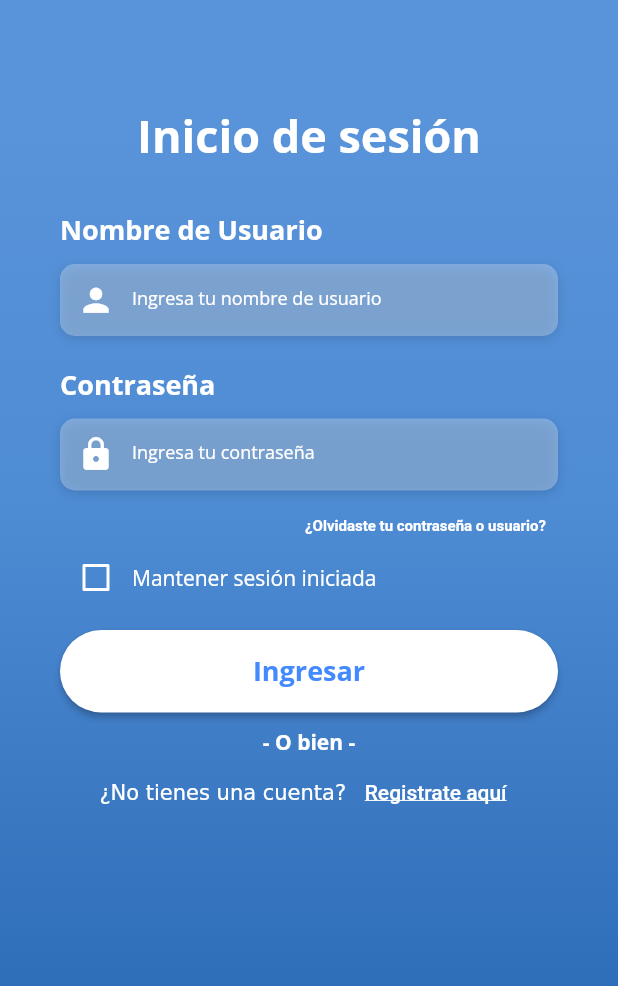
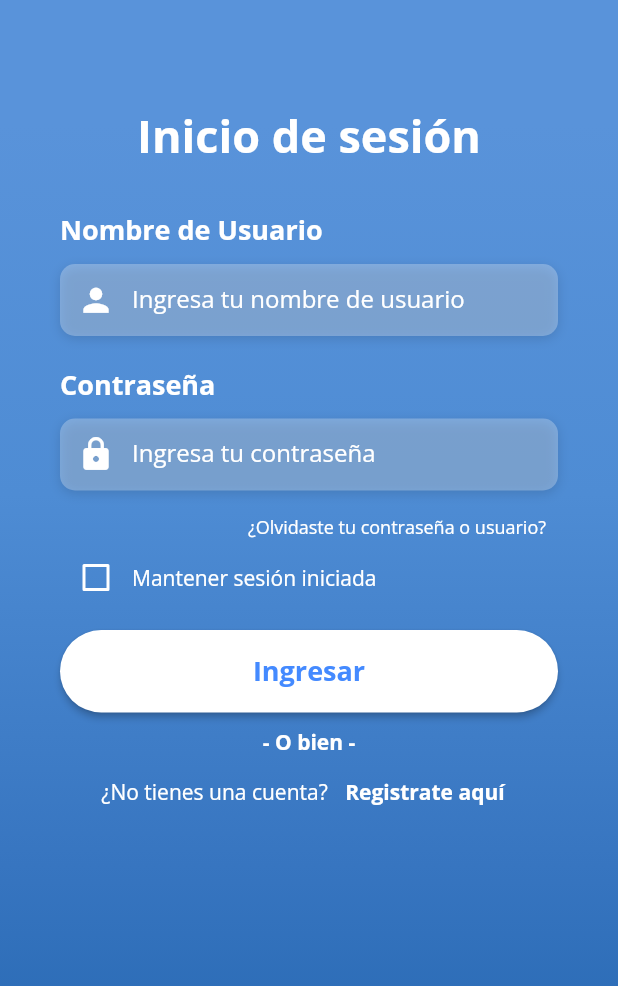
Before and after one commit to Camilo-116/gammApp, a Flutter app: the screen it shows after launch, on a phone screen of 412 x 824 dp. Shown: the top 986 px of the screen. Run offline on Flutter 3.47's test engine with Material 2 defaults, Android fonts, the phone set to English and light mode, and no system bars; our stand-ins replace font_awesome_flutter, get, google_fonts, google_nav_bar; missing offline and left inert: swipeable_card_stack; Roboto replaces fonts that are missing (Montserrat).

Commit message:
Navigation improved and some minor changes
Font size changed in Login and Sign Up pages

```diff
--- a/lib/client/ui/pages/authentication/login_page.dart
+++ b/lib/client/ui/pages/authentication/login_page.dart
@@ -106,7 +106,11 @@ class _LoginScreenState extends State<LoginScreen> {
             obscureText: obscure,
             controller: controller,
             keyboardType: TextInputType.emailAddress,
-            style: const TextStyle(color: Colors.white),
+            style: GoogleFonts.poppins(
+              color: Colors.white,
+              fontSize: 16,
+              fontWeight: FontWeight.normal,
+            ),
             decoration: InputDecoration(
               border: InputBorder.none,
               // contentPadding: const EdgeInsets.only(top: 14.0),
@@ -119,7 +123,7 @@ class _LoginScreenState extends State<LoginScreen> {
               hintStyle: GoogleFonts.openSans(
                   color: Colors.white,
                   fontWeight: FontWeight.normal,
-                  fontSize: 12),
+                  fontSize: 16),
             ),
           ),
         ),
@@ -138,12 +142,12 @@ class _LoginScreenState extends State<LoginScreen> {
               controller.clear();
             }
           },
-          child: const Text('¿Olvidaste tu contraseña o usuario?',
-              style: TextStyle(
-                  color: Colors.white,
-                  fontWeight: FontWeight.bold,
-                  fontSize: 10,
-                  fontFamily: 'Montserrat')),
+          child: Text('¿Olvidaste tu contraseña o usuario?',
+              style: GoogleFonts.openSans(
+                color: Colors.white,
+                fontSize: 12,
+                fontWeight: FontWeight.normal,
+              )),
         ),
       ],
     );
@@ -171,6 +175,7 @@ class _LoginScreenState extends State<LoginScreen> {
             style: GoogleFonts.openSans(
               color: Colors.white,
               fontWeight: FontWeight.normal,
+              fontSize: 14,
             ))
       ]),
     );
@@ -219,14 +224,19 @@ class _LoginScreenState extends State<LoginScreen> {
         Text(
           '- O bien -',
           style: GoogleFonts.openSans(
-              color: Colors.white, fontWeight: FontWeight.bold),
+              color: Colors.white, fontWeight: FontWeight.bold, fontSize: 14),
         ),
         Row(
           mainAxisAlignment: MainAxisAlignment.center,
           children: [
             RichText(
-              text: const TextSpan(
+              text: TextSpan(
                 text: '¿No tienes una cuenta? ',
+                style: GoogleFonts.openSans(
+                  color: Colors.white,
+                  fontSize: 14,
+                  fontWeight: FontWeight.normal,
+                ),
               ),
             ),
             TextButton(
@@ -241,11 +251,11 @@ class _LoginScreenState extends State<LoginScreen> {
                     }
                   });
                 },
-                child: const Text('Registrate aquí',
-                    style: TextStyle(
-                      decoration: TextDecoration.underline,
-                      fontFamily: 'Montserrat',
+                child: Text('Registrate aquí',
+                    style: GoogleFonts.openSans(
                       color: Colors.white,
+                      fontSize: 14,
+                      fontWeight: FontWeight.bold,
                     ))),
             // const Text('¿No tienes una cuenta? ',
             //     style: TextStyle(
--- a/lib/client/ui/pages/views/settings.dart
+++ b/lib/client/ui/pages/views/settings.dart
@@ -11,9 +11,6 @@ class _SettingState extends State<Setting> {
   @override
   Widget build(BuildContext context) {
     return Scaffold(
-      appBar: AppBar(
-        title: const Text('Settings'),
-      ),
       body: const Center(
         child: Text('Settings'),
       ),
```
Also changed, not shown: lib/client/ui/pages/authentication/signup_page.dart (+2 -67 lines), lib/client/ui/pages/home_pages/home.dart (+20 -22 lines), lib/client/ui/pages/views/friends_page.dart (+0 -32 lines), lib/client/ui/pages/views/user_page.dart (+0 -32 lines).
